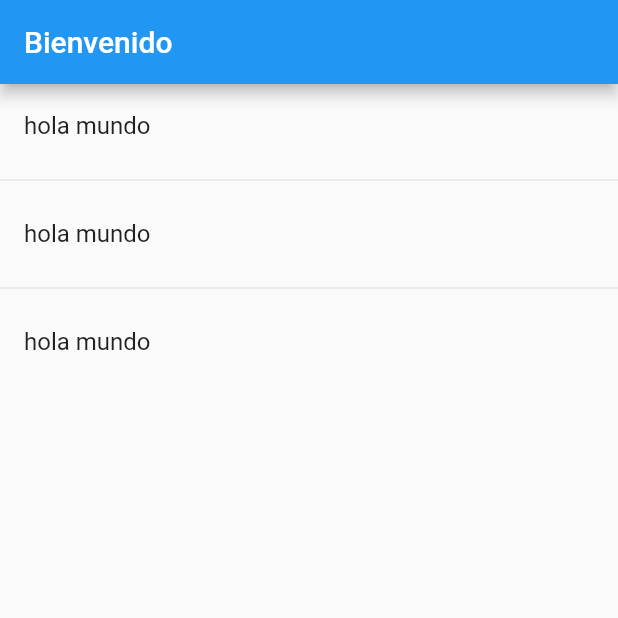
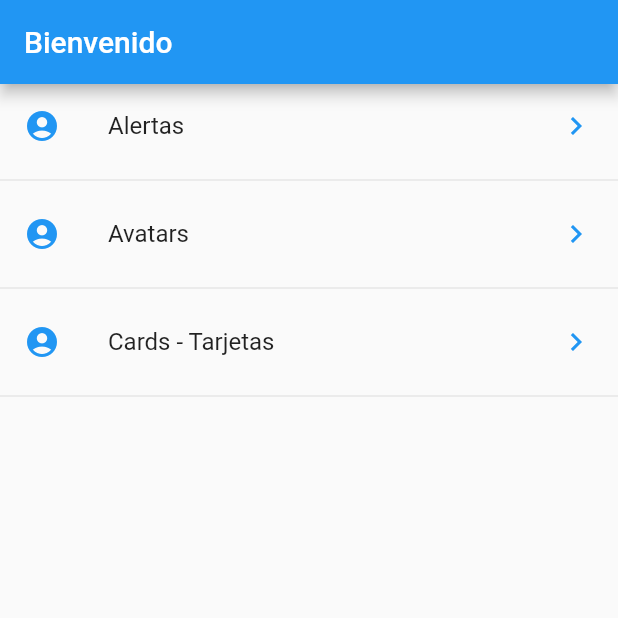
Before and after one commit to ecorrea343/componenteFlutter, a Flutter app: the screen it shows after launch, on a phone screen of 412 x 824 dp, the top half of it. Run offline on Flutter 3.47's test engine with Material 2 defaults, Android fonts, the phone set to English and light mode, and no system bars.

Commit message:
agregando informacion dynamica de Json a la UI con un List Widget

```diff
--- a/lib/src/pages/home_page.dart
+++ b/lib/src/pages/home_page.dart
@@ -19,28 +19,58 @@ class HomePage extends StatelessWidget{
 
   Widget _lista(){
 
-      print(menuProvider.opciones);
+     // print(menuProvider.opciones);
 
-    return ListView(
+      // menuProvider.cargarData().then( (opciones) {
+      //   print('_lista');
+      //   print(opciones);
+      // });
 
-      children: _listaItems(),
+      return FutureBuilder(
 
-          );
+        //El future esta enlazado a lo
+        //que nosotros deseamos esperar en este caso cargarData().
+        future: menuProvider.cargarData(),
+        initialData: [],
+        builder: ( context , AsyncSnapshot<List<dynamic>> snapshot){
+
+            print(snapshot.data);
+               return ListView(
+                   children: _listaItems( snapshot.data ),
+                );
 
 
-        }
+        },
+
+      );
 
 
-  List<Widget> _listaItems() {
+    // return ListView(
+    //   children: _listaItems(),
+    //       );
+    //
+    }
 
-    return [
-      ListTile( title: Text('hola mundo') ) ,
-      Divider(),
-      ListTile( title: Text('hola mundo') ) ,
-      Divider(),
-      ListTile( title: Text('hola mundo') ) ,
 
-    ];
+  List<Widget> _listaItems(List<dynamic> data) {
+
+    final List<Widget> opciones = [];
+
+    data.forEach( (opt) {
+
+        final widgetTemp = ListTile(
+          title: Text(opt ['texto']),
+          leading: Icon(Icons.account_circle ,  color: Colors.blue ),
+          trailing: Icon(Icons.keyboard_arrow_right ,  color: Colors.blue),
+          onTap: (){
+
+          },
+        );
+            opciones..add(widgetTemp)
+                    ..add(Divider() );
+    });
+
+   return opciones;
   }
 
 }
```
